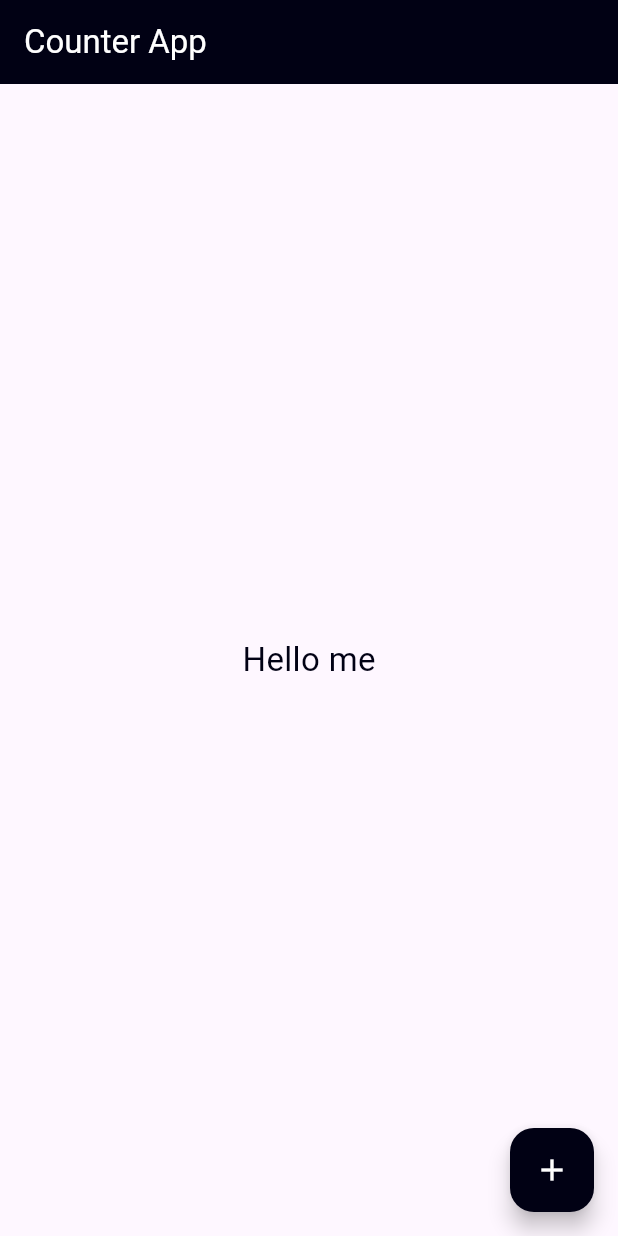
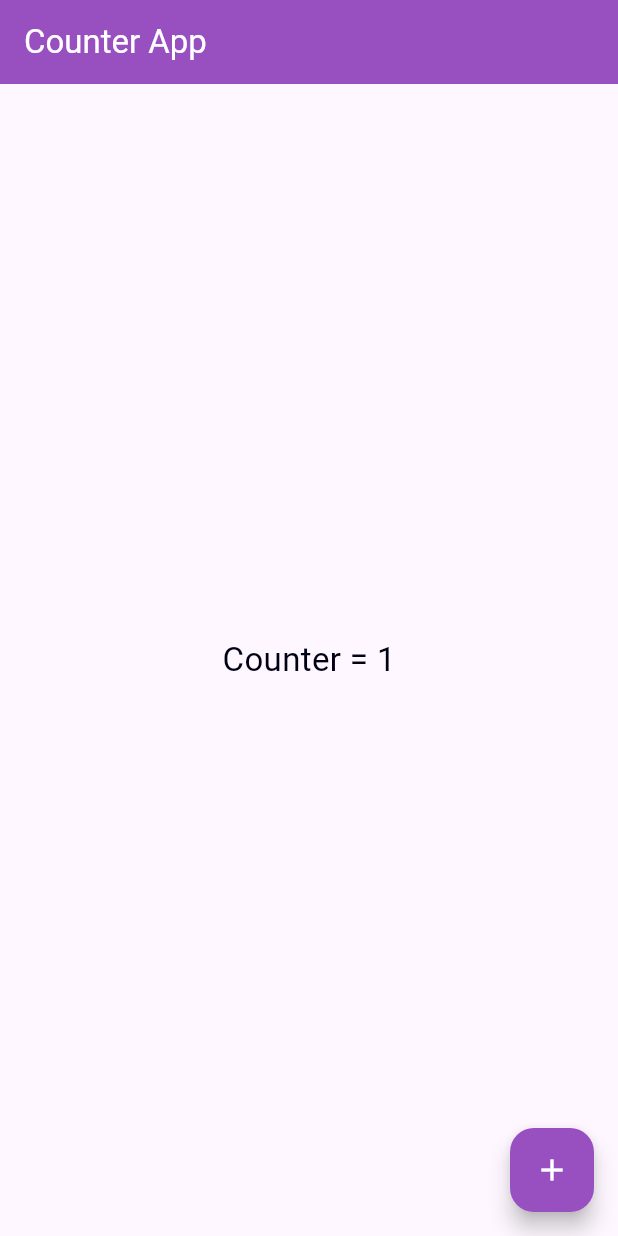
Before and after one commit to 6631501135MIN/flutter_lab, a Flutter app: the screen it shows after launch, after a tap on the "add" icon, on a phone screen of 412 x 824 dp. Run offline on Flutter 3.47's test engine with Material 3 defaults, Android fonts, the phone set to English and light mode, and no system bars.

Commit message:
Complete the counter app

```diff
--- a/lib/week04/counter.dart
+++ b/lib/week04/counter.dart
@@ -9,17 +9,19 @@ class Counter extends StatefulWidget {
 
 class _CounterState extends State<Counter> {  // Fixed: Changed from _MyWidgetState extends State<MyWidget>
   //state variables
-  String message = 'Hello friends';
+  //
+  int count = 0;
   @override
   Widget build(BuildContext context) {
     return Scaffold(
         appBar: AppBar(
           title: Text('Counter App', style: TextStyle(color: Colors.white)),
-          backgroundColor: Color.fromARGB(255, 1, 1, 20),
+          backgroundColor: Color.fromARGB(255, 152, 79, 192),
         ),
         body: Center(
           child: Text(
-            message,
+            // message,
+            'Counter = $count',
             style: TextStyle(fontSize: 22, color: Color.fromARGB(255, 1, 1, 20)),
           ),
         ),
@@ -27,10 +29,11 @@ class _CounterState extends State<Counter> {  // Fixed: Changed from _MyWidgetSt
           onPressed: () {
             // debugPrint('test');
             setState((){
-              message = (message == 'Hello friends') ? 'Hello me' : 'Hello friends';
+              // message = (message == 'Hello friends') ? 'Hello me' : 'Hello friends';
+              count++;
             });
           },
-          backgroundColor: Color.fromARGB(255, 1, 1, 20),
+          backgroundColor: Color.fromARGB(255, 152, 79, 192),
           child: Icon(Icons.add, color: Colors.white),
         ),
       );
```
